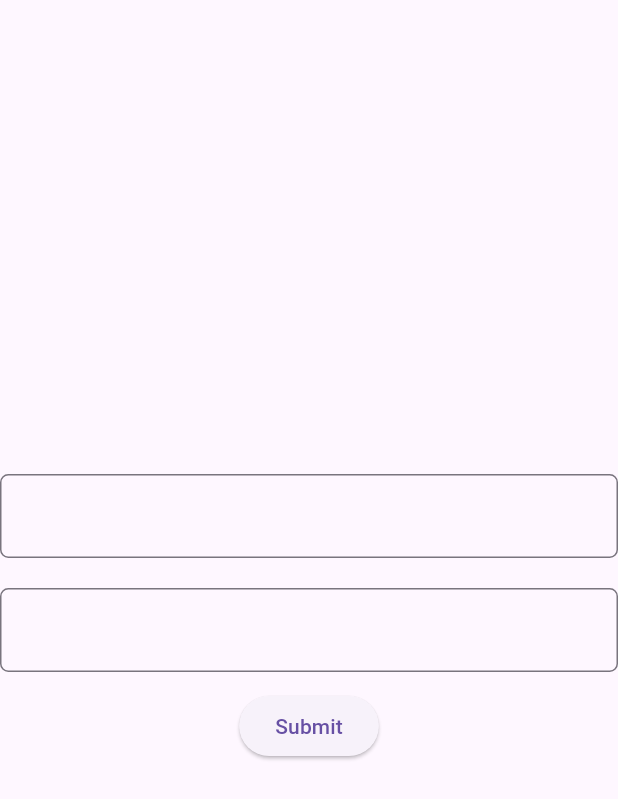
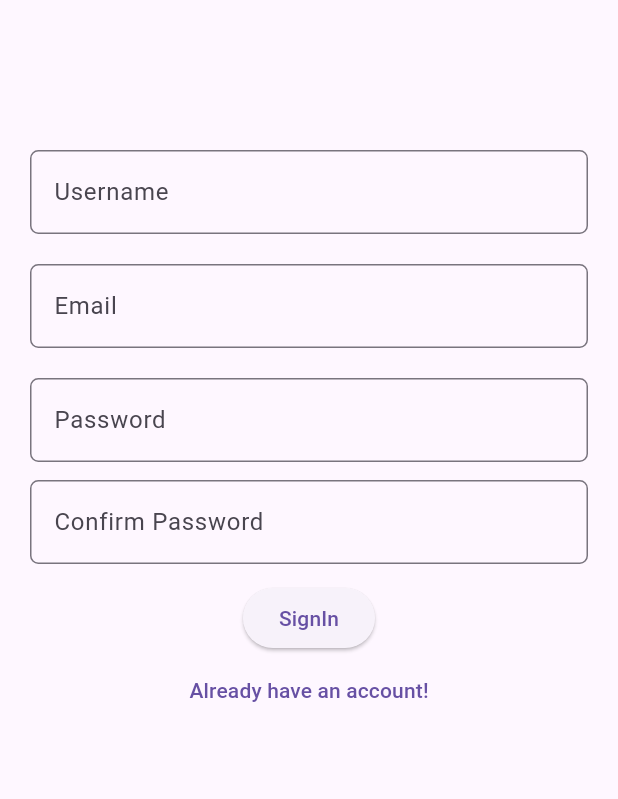
Before and after one commit to gursimrancodes/First_app, a Flutter app: the screen it shows after launch, on a phone screen of 412 x 824 dp. Shown: the top 799 px of the screen. Run offline on Flutter 3.47's test engine with Material 3 defaults, Android fonts, the phone set to English and light mode, and no system bars; our stand-ins replace firebase_auth, firebase_core; accounts and stored records are empty.

Commit message:
login and signin added

```diff
--- a/lib/AuthPage.dart
+++ /dev/null
@@ -1,95 +0,0 @@
-import 'package:firebase_auth/firebase_auth.dart';
-import 'package:flutter/material.dart';
-
-class AuthPage extends StatefulWidget {
-  const AuthPage({super.key});
-
-  @override
-  State<AuthPage> createState() => _AuthPageState();
-}
-
-class _AuthPageState extends State<AuthPage> {
-  final _emailController = TextEditingController();
-  final _passwordController = TextEditingController();
-
-  final _signInForm = GlobalKey<FormState>();
-
-  Future<void> signIn() async {
-    try {
-      await FirebaseAuth.instance.createUserWithEmailAndPassword(
-          email: _emailController.text, password: _passwordController.text);
-      ScaffoldMessenger.of(context)
-          .showSnackBar(const SnackBar(content: Text("User is logedIn")));
-
-    } on FirebaseAuthException catch (e) {
-      if (e.code == 'weak-password') {
-        ScaffoldMessenger.of(context)
-            .showSnackBar(const SnackBar(content: Text("Weak Password")));
-      } else if (e.code == 'email-already-in-use') {
-        ScaffoldMessenger.of(context).showSnackBar(
-            const SnackBar(content: Text("email-already-in-use")));
-      }
-    } catch (e) {
-      print(e.toString());
-      ScaffoldMessenger.of(context)
-          .showSnackBar(SnackBar(content: Text(e.toString())));
-    }
-  }
-
-  @override
-  Widget build(BuildContext context) {
-    return Scaffold(
-      body: Column(
-        mainAxisAlignment: MainAxisAlignment.center,
-        children: [
-          Form(
-              key: _signInForm,
-              child: Column(
-                children: [
-                  TextFormField(
-                    controller: _emailController,
-                    decoration: InputDecoration(
-                        border: OutlineInputBorder(
-                      borderRadius: BorderRadius.circular(5.5),
-                    )),
-                    validator: (value) {
-                      if (value == null || value.isEmpty) {
-                        return "Enter your email";
-                      }
-                      return null;
-                    },
-                  ),
-                  const SizedBox(
-                    height: 20,
-                  ),
-                  TextFormField(
-                    controller: _passwordController,
-                    decoration: InputDecoration(
-                        border: OutlineInputBorder(
-                      borderRadius: BorderRadius.circular(5.5),
-                    )),
-                    validator: (value) {
-                      if (value == null || value.isEmpty) {
-                        return "Enter your Password";
-                      }
-                      return null;
-                    },
-                  ),
-                  const SizedBox(
-                    height: 12,
-                  ),
-                  ElevatedButton(
-                      onPressed: () {
-                        if(_signInForm.currentState!.validate()){
-                          signIn();
-                        }
-
-                      },
-                      child: const Text("Submit"))
-                ],
-              ))
-        ],
-      ),
-    );
-  }
-}
--- /dev/null
+++ b/lib/Pages/SignInPage.dart
@@ -0,0 +1,132 @@
+import 'package:flutter/material.dart';
+import 'package:flutter_application_1/Pages/LoginInPage.dart';
+import 'package:flutter_application_1/methods/Auth_methods.dart';
+
+class SignInPage extends StatefulWidget {
+  const SignInPage({super.key});
+
+  @override
+  State<SignInPage> createState() => _SignInPageState();
+}
+
+class _SignInPageState extends State<SignInPage> {
+  final _emailController = TextEditingController();
+  final _passwordController = TextEditingController();
+  final _confirmPasswordController = TextEditingController();
+  final _usernameController = TextEditingController();
+
+  final _signInForm = GlobalKey<FormState>();
+
+  String signIn() {
+    if (_passwordController.text == _confirmPasswordController.text) {
+      Auth.signIN(_emailController.text, _passwordController.text, context);
+      return 'signIn';
+    }
+    return 'Enter same password';
+  }
+
+  @override
+  Widget build(BuildContext context) {
+    return Scaffold(
+      body: SingleChildScrollView(
+        child: Padding(
+          padding: const EdgeInsets.only(top: 100, left: 20, right: 20),
+          child: Column(
+            mainAxisAlignment: MainAxisAlignment.center,
+            children: [
+              Form(
+                  key: _signInForm,
+                  child: Column(
+                    children: [
+                      TextFormField(
+                        controller: _usernameController,
+                        decoration: InputDecoration(
+                            hintText: 'Username',
+                            border: OutlineInputBorder(
+                              borderRadius: BorderRadius.circular(5.5),
+                            )),
+                        validator: (value) {
+                          if (value == null || value.isEmpty) {
+                            return "Enter your Username";
+                          }
+                          return null;
+                        },
+                      ),
+                      const SizedBox(
+                        height: 20,
+                      ),
+                      TextFormField(
+                        controller: _emailController,
+                        decoration: InputDecoration(
+                            hintText: 'Email',
+                            border: OutlineInputBorder(
+                              borderRadius: BorderRadius.circular(5.5),
+                            )),
+                        validator: (value) {
+                          if (value == null || value.isEmpty) {
+                            return "Enter your email";
+                          }
+                          return null;
+                        },
+                      ),
+                      const SizedBox(
+                        height: 20,
+                      ),
+                      TextFormField(
+                        controller: _passwordController,
+                        decoration: InputDecoration(
+                            hintText: 'Password',
+                            border: OutlineInputBorder(
+                              borderRadius: BorderRadius.circular(5.5),
+                            )),
+                        validator: (value) {
+                          if (value == null || value.isEmpty) {
+                            return "Enter your Password";
+                          }
+                          return null;
+                        },
+                      ),
+                      const SizedBox(
+                        height: 12,
+                      ),
+                      TextFormField(
+                        controller: _confirmPasswordController,
+                        decoration: InputDecoration(
+                            hintText: 'Confirm Password',
+                            border: OutlineInputBorder(
+                              borderRadius: BorderRadius.circular(5.5),
+                            )),
+                        validator: (value) {
+                          if (value == null || value.isEmpty) {
+                            return "Confirm your Password";
+                          }
+                          return null;
+                        },
+                      ),
+                      const SizedBox(
+                        height: 12,
+                      ),
+                      ElevatedButton(
+                          onPressed: () {
+                            if (_signInForm.currentState!.validate()) {
+                              String res = signIn();
+                              ScaffoldMessenger.of(context)
+                                  .showSnackBar(SnackBar(content: Text(res)));
+                            }
+                          },
+                          child: const Text("SignIn")),
+                      TextButton(
+                          onPressed: () {
+                            Navigator.of(context).push(MaterialPageRoute(
+                                builder: (context) => const LoginInPage()));
+                          },
+                          child: const Text("Already have an account!"))
+                    ],
+                  ))
+            ],
+          ),
+        ),
+      ),
+    );
+  }
+}
--- a/lib/main.dart
+++ b/lib/main.dart
@@ -1,19 +1,16 @@
 import 'package:firebase_auth/firebase_auth.dart';
 import 'package:firebase_core/firebase_core.dart';
 import 'package:flutter/material.dart';
-import 'package:flutter_application_1/AuthPage.dart';
-import 'package:flutter_application_1/HomePage.dart';
+import 'package:flutter_application_1/Pages/SignInPage.dart';
+import 'package:flutter_application_1/Pages/HomePage.dart';
+import 'firebase_options.dart';
+
 
 Future<void> main() async {
   WidgetsFlutterBinding.ensureInitialized();
   await Firebase.initializeApp(
-    options: const FirebaseOptions(
-      apiKey: "AIzaSyCwq5IoMaNYwxGyQTjMUyVuVw-uouRtyic",
-      appId: "1:920531833273:android:ff2b6d53819983ad73e668",
-      messagingSenderId: "920531833273",
-      projectId: "possible-ace-410212",
-    ),
-  );
+  options: DefaultFirebaseOptions.currentPlatform,
+);
   runApp(const MaterialApp(
     home: MyApp(),
   ));
@@ -39,7 +36,7 @@ class MyApp extends StatelessWidget {
               } else if (snapshot.hasData) {
                 return const HomePage();
               }
-              return const AuthPage();
+              return const SignInPage();
             }));
   }
 }
--- /dev/null
+++ b/lib/methods/Auth_methods.dart
@@ -0,0 +1,53 @@
+import 'package:firebase_auth/firebase_auth.dart';
+import 'package:flutter/material.dart';
+
+class Auth {
+  static signIN(String email, String password, BuildContext context) async {
+    try {
+      await FirebaseAuth.instance
+          .createUserWithEmailAndPassword(email: email, password: password);
+      ScaffoldMessenger.of(context)
+          .showSnackBar(const SnackBar(content: Text("User is logedIn")));
+    } on FirebaseAuthException catch (e) {
+      if (e.code == 'weak-password') {
+        ScaffoldMessenger.of(context)
+            .showSnackBar(const SnackBar(content: Text("Weak Password")));
+      } else if (e.code == 'email-already-in-use') {
+        ScaffoldMessenger.of(context).showSnackBar(
+            const SnackBar(content: Text("email-already-in-use")));
+      }
+    } catch (e) {
+      print(e.toString());
+      ScaffoldMessenger.of(context)
+          .showSnackBar(SnackBar(content: Text(e.toString())));
+    }
+  }
+
+  static loginIN(String email, String password, BuildContext context) async {
+    try {
+      await FirebaseAuth.instance
+          .signInWithEmailAndPassword(email: email, password: password);
+    } on FirebaseAuthException catch (e) {
+      print(e.toString());
+      if(e.code == 'invalid-credential'){
+        ScaffoldMessenger.of(context)
+            .showSnackBar(const SnackBar(content: Text("Invalid Password")));
+      }
+    } catch (e) {
+      print(e.toString());
+      ScaffoldMessenger.of(context)
+          .showSnackBar(SnackBar(content: Text(e.toString())));
+    }
+  }
+
+  static signOut(BuildContext context) async {
+    try {
+      await FirebaseAuth.instance.signOut();
+      ScaffoldMessenger.of(context)
+          .showSnackBar(const SnackBar(content: Text("User logedOut")));
+    } catch (e) {
+      ScaffoldMessenger.of(context)
+          .showSnackBar(SnackBar(content: Text(e.toString())));
+    }
+  }
+}
```
Also changed, not shown: lib/Pages/HomePage.dart (renamed from lib/HomePage.dart, +2 -13 lines), lib/Pages/LoginInPage.dart (added, +79 -0 lines), lib/firebase_options.dart (added), 5 other files.
